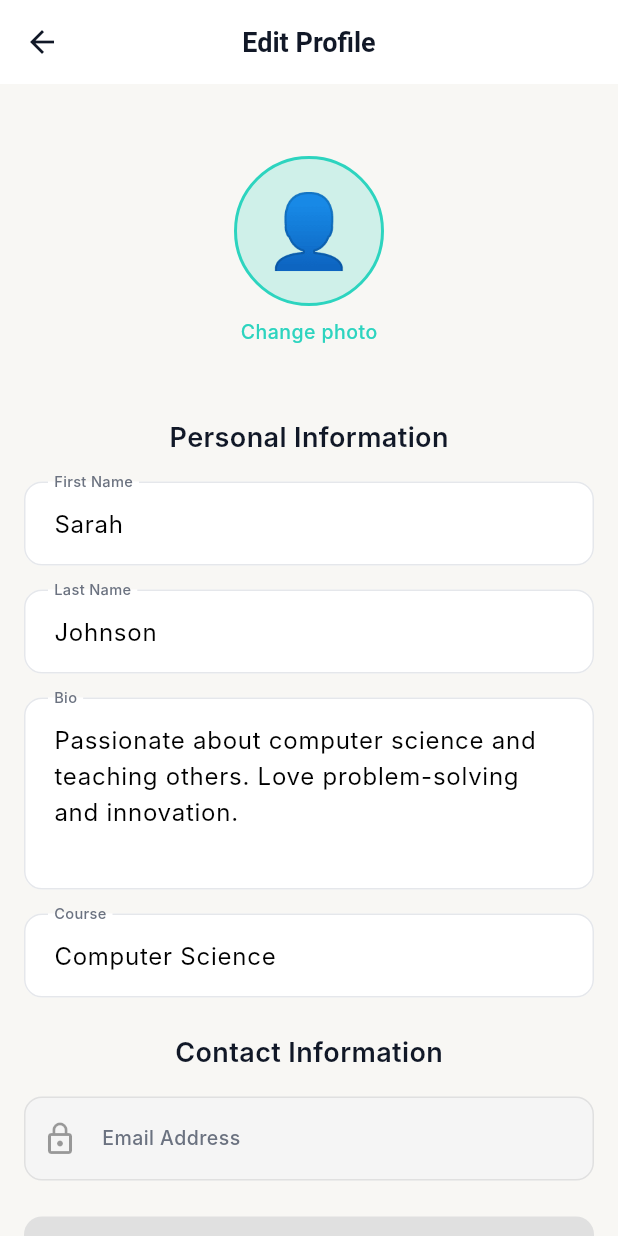
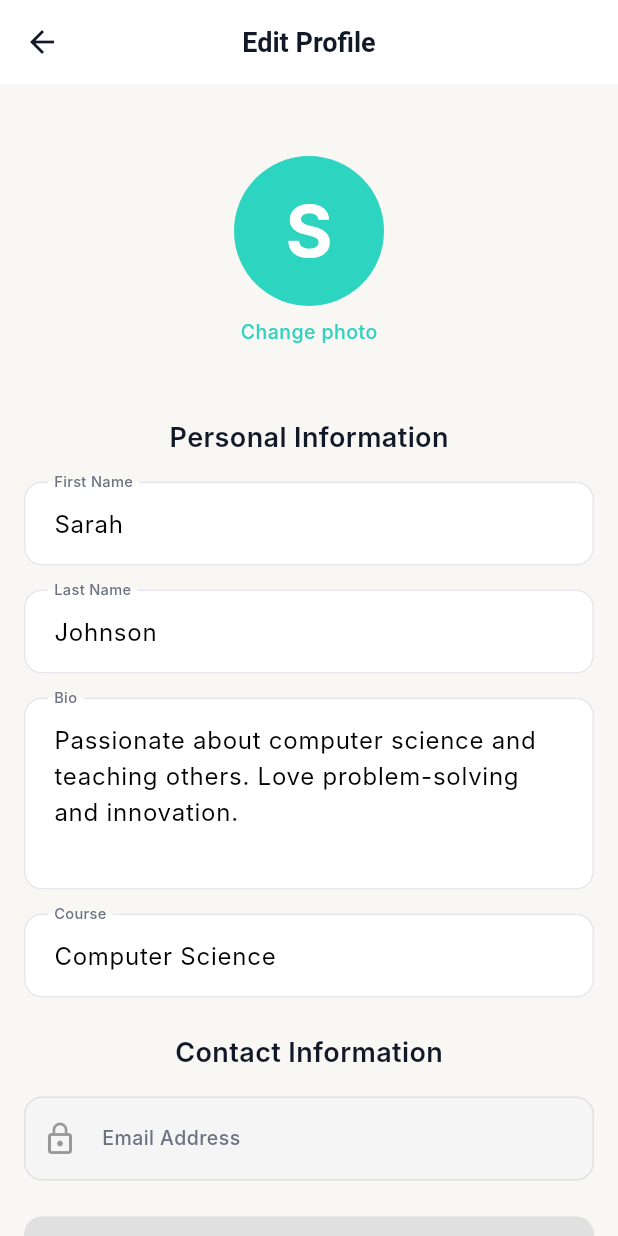
Before and after one commit to SkillSwap5D1/App, a Flutter app: the EditProfileScreen screen opened by its route, on a phone screen of 412 x 824 dp. Run offline on Flutter 3.47's test engine with Material 3 defaults, Android fonts, the phone set to English and light mode, and no system bars; Roboto replaces fonts that are missing (Inter).

Commit message:
Replace emoji avatars in edit profile and request card widgets

```diff
--- a/lib/screens/profile/edit_profile_screen.dart
+++ b/lib/screens/profile/edit_profile_screen.dart
@@ -112,19 +112,18 @@ class _EditProfileScreenState extends State<EditProfileScreen> {
                       },
                       child: Column(
                         children: [
-                          Container(
-                            width: 100,
-                            height: 100,
-                            decoration: BoxDecoration(
-                              shape: BoxShape.circle,
-                              color: AppColors.primary.withOpacity(0.2),
-                              border: Border.all(
-                                color: AppColors.primary,
-                                width: 2,
+                          CircleAvatar(
+                            radius: 50,
+                            backgroundColor: AppColors.primary,
+                            child: Text(
+                              _firstNameController.text.isNotEmpty
+                                  ? _firstNameController.text[0].toUpperCase()
+                                  : '?',
+                              style: const TextStyle(
+                                color: Colors.white,
+                                fontSize: 48,
+                                fontWeight: FontWeight.bold,
                               ),
-                            ),
-                            child: Center(
-                              child: Text('👤', style: TextStyle(fontSize: 48)),
                             ),
                           ),
                           const SizedBox(height: AppSpacing.sm),
--- a/lib/widgets/request_card.dart
+++ b/lib/widgets/request_card.dart
@@ -177,11 +177,11 @@ class RequestCard extends StatelessWidget {
       children: [
         CircleAvatar(
           radius: 24,
-          backgroundColor: AppColors.primaryLight,
+          backgroundColor: AppColors.primary,
           child: Text(
             avatarInitial,
             style: AppTextStyles.h3.copyWith(
-              color: AppColors.primary,
+              color: Colors.white,
             ),
           ),
         ),
```
